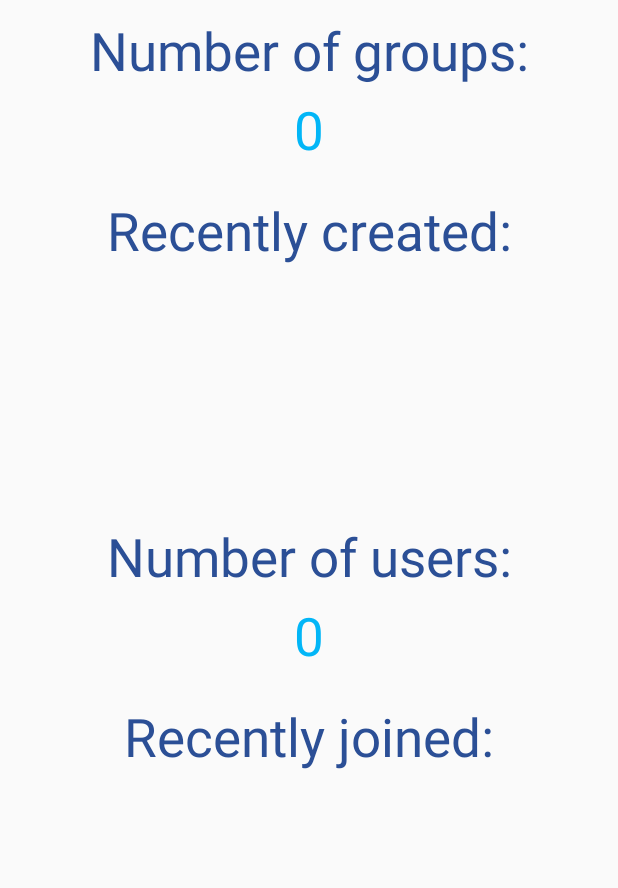
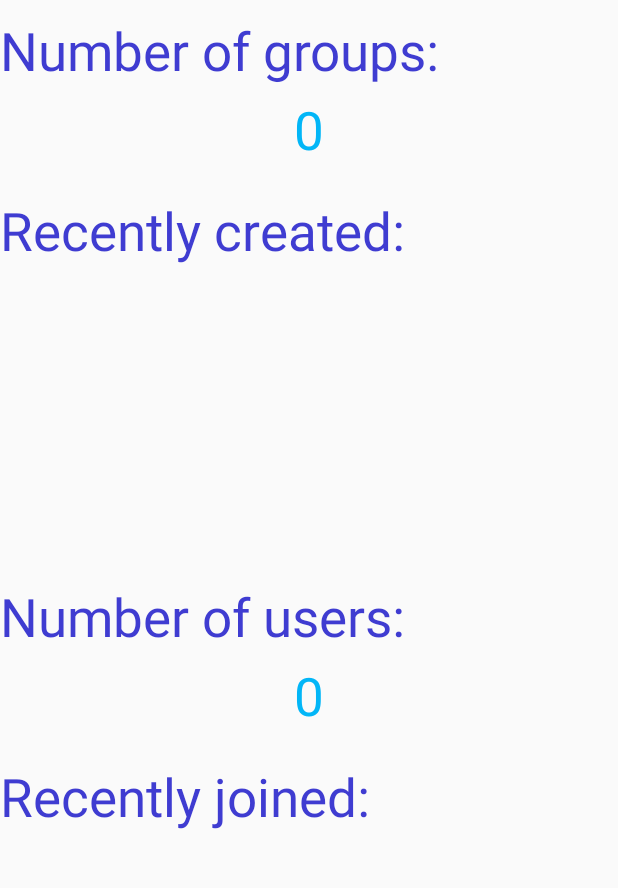
Before and after one commit to masud7866/Peon, an Android app: the SideBar screen opened directly, with no data from a screen before it, on a phone screen of 412 x 824 dp, the part 84-972 px from its top. Run offline under Robolectric (Android 15) with nearby library versions, the phone set to English and light mode, and no system bars; 3 statements that could not run were skipped.

```diff
--- a/app/src/main/res/layout/fragment_fragment_dashboard.xml
+++ b/app/src/main/res/layout/fragment_fragment_dashboard.xml
@@ -2,14 +2,12 @@
     xmlns:tools="http://schemas.android.com/tools"
     android:layout_width="match_parent"
     android:layout_height="match_parent"
-    android:animationCache="false"
     tools:context="com.ieitlabs.peon.FragmentDashboard">
 
     <!-- TODO: Update blank fragment layout -->
    <ScrollView
        android:layout_width="match_parent"
        android:layout_height="match_parent">
-
        <LinearLayout
            android:layout_width="fill_parent"
            android:layout_height="wrap_content"
@@ -20,70 +18,56 @@
                android:layout_height="match_parent"
                android:layout_marginBottom="5dp"
                android:layout_marginTop="10dp"
-                android:gravity="center"
                android:text="Number of groups:"
-                android:textColor="#2b4f96"
-                android:textSize="35dp" />
-
+               android:textSize="35dp"
+               android:textColor="#3f3cd1"/>
            <TextView
                android:id="@+id/text_number_group"
                android:layout_width="fill_parent"
                android:layout_height="match_parent"
                android:gravity="center"
                android:text="0"
-                android:textColor="#02b6f7"
-                android:textSize="35dp" />
-
+               android:textSize="35dp"
+               android:textColor="#02b6f7"/>
        <TextView
            android:layout_width="match_parent"
            android:layout_height="match_parent"
+           android:text="Recently created:"
+           android:layout_marginTop="20dp"
            android:layout_marginBottom="0dp"
-                android:layout_marginTop="20dp"
-                android:gravity="center"
-                android:text="Recently created:"
-                android:textColor="#2b4f96"
-                android:textSize="35dp" />
-
+           android:textColor="#3f3cd1"
+           android:textSize="35dp"/>
            <ListView
                android:layout_width="match_parent"
-                android:layout_height="160dp"
+               android:layout_height="200dp"
                android:divider="#000"
-                android:dividerHeight="10dp"></ListView>
-
+               android:dividerHeight="10dp"
+               >
+           </ListView>
            <TextView
                android:layout_width="match_parent"
                android:layout_height="match_parent"
+               android:text="Number of users:"
+               android:layout_marginTop="10dp"
                android:layout_marginBottom="5dp"
-                android:layout_marginTop="10dp"
-                android:gravity="center"
-                android:text="Number of users:"
-                android:textColor="#2b4f96"
-                android:textSize="35dp" />
-
+               android:textSize="35dp"
+               android:textColor="#3f3cd1"/>
            <TextView
                android:id="@+id/text_number_user"
                android:layout_width="fill_parent"
                android:layout_height="match_parent"
                android:gravity="center"
                android:text="0"
-                android:textColor="#02b6f7"
-                android:textSize="35dp" />
-
+               android:textSize="35dp"
+               android:textColor="#02b6f7"/>
            <TextView
                android:layout_width="match_parent"
                android:layout_height="match_parent"
+               android:text="Recently joined:"
+               android:layout_marginTop="20dp"
                android:layout_marginBottom="0dp"
-                android:layout_marginTop="20dp"
-                android:gravity="center"
-                android:text="Recently joined:"
-                android:textColor="#2b4f96"
-                android:textSize="35dp" />
-
-            <ListView
-                android:layout_width="match_parent"
-                android:layout_height="160dp"
-                android:divider="#000"
-                android:dividerHeight="10dp"></ListView>
+               android:textSize="35dp"
+               android:textColor="#3f3cd1"/>
        </LinearLayout>
    </ScrollView>
 
--- a/app/src/main/res/layout/fragment_fragment_notice_board.xml
+++ b/app/src/main/res/layout/fragment_fragment_notice_board.xml
@@ -13,7 +13,6 @@
             android:layout_height="0dp"
             android:layout_weight="10"
             android:text="Post Notice"/>
-
     <GridView
         android:id="@+id/notice_grid"
         android:layout_width="fill_parent"
@@ -24,7 +23,6 @@
         android:gravity="center"
         android:numColumns="1"
         android:stretchMode="columnWidth">
-
     </GridView>
     </LinearLayout>
 </FrameLayout>
```
Lines whose indentation alone changed are shown as unchanged.
